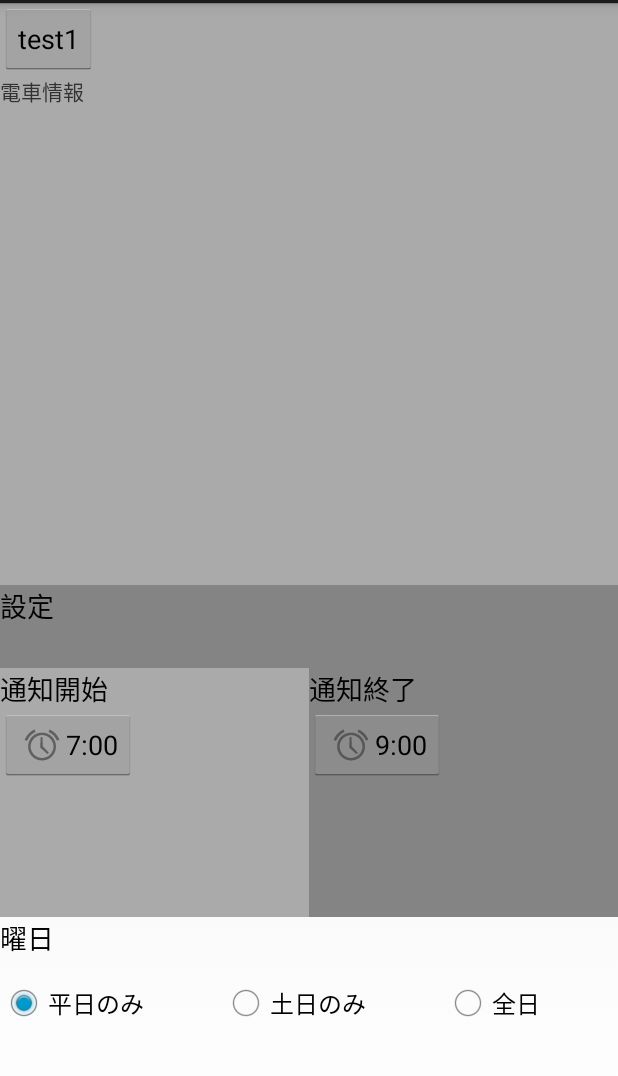
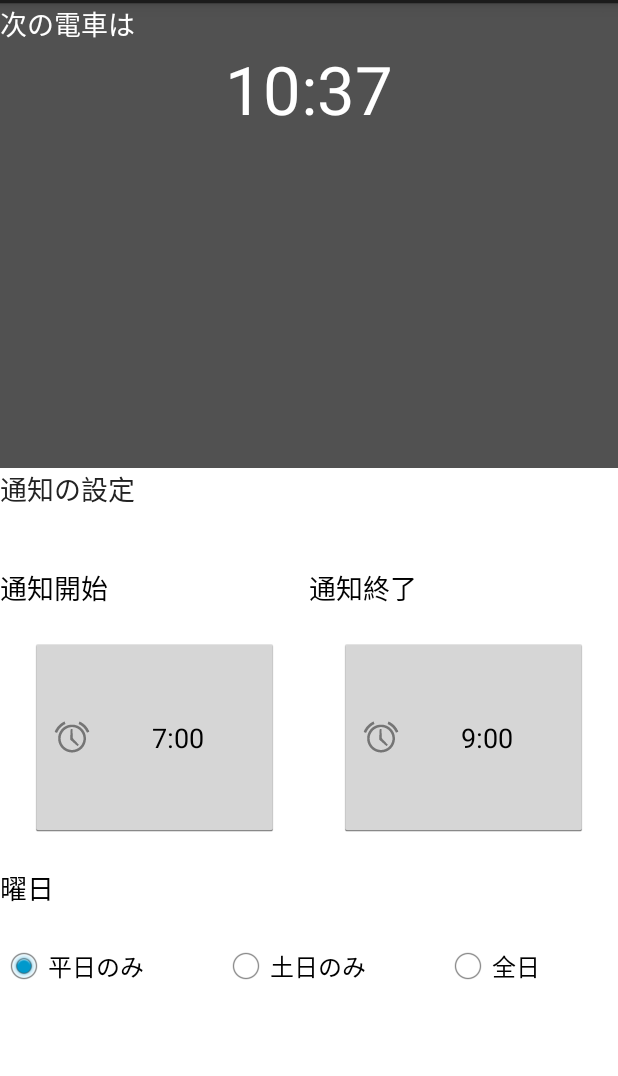
Before and after one commit to yuuuuuyuuuu/trainnotificator, an Android app: the screen it shows after launch (MainActivity), on a phone screen of 412 x 824 dp, the part 69-1145 px from its top. Run offline under Robolectric (Android 15) with nearby library versions, the phone set to English and light mode, and no system bars.

Commit message:
:new: add train data

```diff
--- a/TrainNotificator/app/src/main/java/com/dev/android/yuu/trainnotificator/NotificationAlarmManager.java
+++ b/TrainNotificator/app/src/main/java/com/dev/android/yuu/trainnotificator/NotificationAlarmManager.java
@@ -58,15 +58,13 @@ public class NotificationAlarmManager extends BroadcastReceiver
         Calendar calendar = Calendar.getInstance();
         Log.d(this.getClass().toString(), calendar.get(Calendar.YEAR) + "/" + calendar.get(Calendar.MONTH) + "/" + calendar.get(Calendar.DATE) +"  " + calendar.get(Calendar.HOUR_OF_DAY) + ":" + calendar.get((Calendar.MINUTE)));
 
-        /*
         calendar.set(Calendar.HOUR_OF_DAY, hourOfDay);
         Log.d(this.getClass().toString(), calendar.get(Calendar.YEAR) + "/" + calendar.get(Calendar.MONTH) + "/" + calendar.get(Calendar.DATE) +"  " + calendar.get(Calendar.HOUR_OF_DAY) + ":" + calendar.get((Calendar.MINUTE)));
 
         calendar.set(Calendar.MINUTE, minute);
         Log.d(this.getClass().toString(), calendar.get(Calendar.YEAR) + "/" + calendar.get(Calendar.MONTH) + "/" + calendar.get(Calendar.DATE) +"  " + calendar.get(Calendar.HOUR_OF_DAY) + ":" + calendar.get((Calendar.MINUTE)));
-        */
 
-        calendar.add(Calendar.SECOND, 5);
+        // calendar.add(Calendar.SECOND, 5);
 
         // Setting train time data
         Intent intent = new Intent(context, NotificationAlarmManager.class);
--- a/TrainNotificator/app/src/main/java/com/dev/android/yuu/trainnotificator/SettingFragment.java
+++ b/TrainNotificator/app/src/main/java/com/dev/android/yuu/trainnotificator/SettingFragment.java
@@ -178,7 +178,10 @@ public class SettingFragment extends Fragment implements TimePickerDialog.OnTime
 
         UserDataManager.SaveStartTime(hourOfDay, minute, getActivity());
 
-        String label = String.valueOf(hourOfDay) + ":" + String.valueOf(minute);
+        String minuteString = String.valueOf(minute);
+        if(minute < 10) minuteString = "0" + minuteString;
+
+        String label = String.valueOf(hourOfDay) + ":" + minuteString;
         this.mButtonSetStartTime.setText(label);
     }
 
@@ -188,7 +191,10 @@ public class SettingFragment extends Fragment implements TimePickerDialog.OnTime
 
         UserDataManager.SaveEndTime(hourOfDay, minute, getActivity());
 
-        String label = String.valueOf(hourOfDay) + ":" + String.valueOf(minute);
+        String minuteString = String.valueOf(minute);
+        if(minute < 10) minuteString = "0" + minuteString;
+
+        String label = String.valueOf(hourOfDay) + ":" + minuteString;
         this.mButtonSetEndTime.setText(label);
     }
 
--- a/TrainNotificator/app/src/main/java/com/dev/android/yuu/trainnotificator/TrainInfoFragment.java
+++ b/TrainNotificator/app/src/main/java/com/dev/android/yuu/trainnotificator/TrainInfoFragment.java
@@ -8,6 +8,9 @@ import android.view.LayoutInflater;
 import android.view.View;
 import android.view.ViewGroup;
 import android.widget.Button;
+import android.widget.TextView;
+
+import org.w3c.dom.Text;
 
 /**
  * Created by Chieko on 8/28/14.
@@ -15,11 +18,13 @@ import android.widget.Button;
 public class TrainInfoFragment extends Fragment implements View.OnClickListener {
 
     private View view = null;
-    private Button testButton = null;
+    private TextView mTextViewTrainInfo = null;
 
     @Override
     public View onCreateView(LayoutInflater inflator, ViewGroup container, Bundle savedInstanceState)
     {
+        Log.d(this.getClass().toString(), "onCreateView");
+
         this.view = inflator.inflate(R.layout.fragment_train_info, container, false);
 
         this.setUiEventHandlers();
@@ -27,10 +32,25 @@ public class TrainInfoFragment extends Fragment implements View.OnClickListener
         return this.view;
     }
 
+    public void onResume()
+    {
+        Log.d(this.getClass().toString(), "onResume");
+        super.onResume();
+
+        // Update train information
+        TrainTimeTableManager trainTimeTableManager = new TrainTimeTableManager(this.getActivity());
+        TrainTimeData nextTrainTimeData = trainTimeTableManager.FindNextTrainData();
+
+        String minuteString = String.valueOf(nextTrainTimeData.Minute());
+        if(nextTrainTimeData.Minute() < 10) minuteString = "0" + minuteString;
+
+        String trainInfoLabel = nextTrainTimeData.HourOfDay() + ":" + minuteString;
+        this.mTextViewTrainInfo.setText(trainInfoLabel);
+    }
+
     private void setUiEventHandlers()
     {
-        this.testButton = (Button)this.view.findViewById(R.id.button_test);
-        this.testButton.setOnClickListener(this);
+        this.mTextViewTrainInfo = (TextView)this.view.findViewById(R.id.textView_trainInfo);
     }
 
     @Override
--- a/TrainNotificator/app/src/main/java/com/dev/android/yuu/trainnotificator/TrainTimeTableManager.java
+++ b/TrainNotificator/app/src/main/java/com/dev/android/yuu/trainnotificator/TrainTimeTableManager.java
@@ -92,4 +92,18 @@ public class TrainTimeTableManager
         return nextTrainTimeData;
     }
 
+    /*
+    This methods returns next train data without concerning user preferred time range
+     */
+    public TrainTimeData FindNextTrainData()
+    {
+        Log.d(this.getClass().toString(), "FindNextTrainData");
+
+        TrainTimeData nextTrainTimeData = this.mTrainTimeTableModel.GetNextTrainTime();
+
+        Log.d(this.getClass().toString(), "nextTrainTimeData(" + nextTrainTimeData.HourOfDay() + ":" + nextTrainTimeData.Minute() + ")");
+
+        return nextTrainTimeData;
+    }
+
 }
--- a/TrainNotificator/app/src/main/java/com/dev/android/yuu/trainnotificator/TrainTimeTableModel.java
+++ b/TrainNotificator/app/src/main/java/com/dev/android/yuu/trainnotificator/TrainTimeTableModel.java
@@ -22,6 +22,8 @@ public class TrainTimeTableModel
     private ArrayList<TrainTimeData> mWeekendTrainTimeDataList = null;
 
     private static final String FILENAME_TIMETABLE_SHONANSHINJUKU_WEEKDAY = "timetable_shonanshinjukuline_weekday.txt";
+    private static final String FILENAME_TIMETABLE_SOTESTU_RYOKUENTOSHI_WEEKDAY = "timetable_sotetsu_ryokuen.txt";
+
 
     public  TrainTimeTableModel(Context context)
     {
@@ -112,7 +114,7 @@ public class TrainTimeTableModel
 
         try
         {
-            is = am.open(FILENAME_TIMETABLE_SHONANSHINJUKU_WEEKDAY);
+            is = am.open(FILENAME_TIMETABLE_SOTESTU_RYOKUENTOSHI_WEEKDAY);
         }
         catch (IOException e)
         {
--- a/TrainNotificator/app/src/main/res/layout/activity_main.xml
+++ b/TrainNotificator/app/src/main/res/layout/activity_main.xml
@@ -9,9 +9,9 @@
 
     <LinearLayout
         android:layout_width="match_parent"
-        android:layout_height="match_parent"
+        android:layout_height="0dp"
         android:orientation="vertical"
-        android:layout_weight="1"
+        android:layout_weight="2"
         android:background="#AAAAAA">
         <fragment
             android:id="@+id/traininfo_fragment"
@@ -22,9 +22,9 @@
     </LinearLayout>
     <LinearLayout
         android:layout_width="match_parent"
-        android:layout_height="match_parent"
+        android:layout_height="0dp"
         android:orientation="vertical"
-        android:layout_weight="1">
+        android:layout_weight="3">
         <fragment
             android:id="@+id/setting_fragment"
             android:name="com.dev.android.yuu.trainnotificator.SettingFragment"
--- a/TrainNotificator/app/src/main/res/layout/fragment_setting.xml
+++ b/TrainNotificator/app/src/main/res/layout/fragment_setting.xml
@@ -2,21 +2,22 @@
 
 <LinearLayout xmlns:android="http://schemas.android.com/apk/res/android"
     android:orientation="vertical" android:layout_width="match_parent"
-    android:layout_height="match_parent">
+    android:layout_height="match_parent"
+    android:background="@color/white">
 
     <LinearLayout
         android:orientation="horizontal"
         android:layout_width="match_parent"
         android:layout_height="0dp"
-        android:layout_weight="1"
-        android:background="@color/gray">
+        android:layout_weight="1">
 
         <TextView
             android:layout_width="wrap_content"
             android:layout_height="wrap_content"
             android:textAppearance="?android:attr/textAppearanceMedium"
             android:id="@+id/textView"
-            android:text="@string/label_setting_title" />
+            android:text="@string/label_setting_title"
+            android:textColor="@color/almost_black" />
     </LinearLayout>
 
     <LinearLayout
@@ -29,7 +30,6 @@
             android:orientation="vertical"
             android:layout_width="0dp"
             android:layout_height="fill_parent"
-            android:background="@color/lightgray"
             android:layout_weight="1">
 
             <TextView
@@ -40,11 +40,12 @@
                 android:text="@string/label_setting_notification_start_time" />
 
             <Button
-                android:layout_width="wrap_content"
-                android:layout_height="wrap_content"
+                android:layout_width="match_parent"
+                android:layout_height="match_parent"
                 android:text="@string/label_setting_notification_default_start_time"
                 android:drawableLeft="@drawable/ic_action_alarms"
-                android:id="@+id/button_setting_start_time" />
+                android:id="@+id/button_setting_start_time"
+                android:layout_margin="20dp" />
 
         </LinearLayout>
 
@@ -52,8 +53,7 @@
             android:orientation="vertical"
             android:layout_width="0dp"
             android:layout_height="fill_parent"
-            android:layout_weight="1"
-            android:background="@color/gray">
+            android:layout_weight="1">
 
             <TextView
                 android:layout_width="wrap_content"
@@ -63,11 +63,12 @@
                 android:text="@string/label_setting_notification_end_time" />
 
             <Button
-                android:layout_width="wrap_content"
-                android:layout_height="wrap_content"
+                android:layout_width="match_parent"
+                android:layout_height="match_parent"
                 android:text="@string/label_setting_notification_default_end_time"
                 android:drawableLeft="@drawable/ic_action_alarms"
-                android:id="@+id/button_setting_end_time" />
+                android:id="@+id/button_setting_end_time"
+                android:layout_margin="20dp" />
         </LinearLayout>
 
     </LinearLayout>
--- a/TrainNotificator/app/src/main/res/layout/fragment_train_info.xml
+++ b/TrainNotificator/app/src/main/res/layout/fragment_train_info.xml
@@ -2,17 +2,24 @@
 
 <LinearLayout xmlns:android="http://schemas.android.com/apk/res/android"
     android:orientation="vertical" android:layout_width="match_parent"
-    android:layout_height="match_parent">
+    android:layout_height="match_parent"
+    android:background="@color/darkgray">
 
-    <Button
-        android:id="@+id/button_test"
+    <TextView
         android:layout_width="wrap_content"
         android:layout_height="wrap_content"
-        android:text="test1"/>
+        android:textAppearance="?android:attr/textAppearanceMedium"
+        android:text="@string/label_traininfo_title"
+        android:id="@+id/textView"
+        android:textColor="@color/white" />
 
     <TextView
-        android:layout_width="match_parent"
-        android:layout_height="match_parent"
-        android:text="@string/label_train_info_title"/>
+        android:id="@+id/textView_trainInfo"
+        android:layout_width="wrap_content"
+        android:layout_height="wrap_content"
+        android:text="@string/label_traininfo_traintime"
+        android:layout_gravity="center"
+        android:textSize="20pt"
+        android:textColor="@color/white" />
 
 </LinearLayout>
--- a/TrainNotificator/app/src/main/res/values/colors.xml
+++ b/TrainNotificator/app/src/main/res/values/colors.xml
@@ -3,4 +3,6 @@
     <color name="gray">#848484</color>
     <color name="lightgray">#AAAAAA</color>
     <color name="darkgray">#515151</color>
+    <color name="white">#FFFFFF</color>
+    <color name="almost_black">#222222</color>
 </resources>
--- a/TrainNotificator/app/src/main/res/values/strings.xml
+++ b/TrainNotificator/app/src/main/res/values/strings.xml
@@ -4,8 +4,7 @@
     <string name="app_name">TrainNotificator</string>
     <string name="hello_world">Hello world!</string>
     <string name="action_settings">Settings</string>
-    <string name="label_train_info_title">電車情報</string>
-    <string name="label_setting_title">設定</string>
+    <string name="label_setting_title">通知の設定</string>
     <string name="label_setting_notification_start_time">通知開始</string>
     <string name="label_setting_notification_end_time">通知終了</string>
     <string name="label_setting_notification_default_start_time">7:00</string>
@@ -14,5 +13,7 @@
     <string name="label_setting_date_weekday">平日のみ</string>
     <string name="label_setting_date_weekend">土日のみ</string>
     <string name="label_setting_date_allday">全日</string>
+    <string name="label_traininfo_traintime">データがありません</string>
+    <string name="label_traininfo_title">次の電車は</string>
 
 </resources>
```
Also changed, not shown: TrainNotificator/app/src/main/assets/timetable_sotetsu_ryokuen.txt (added, +23 -0 lines).
